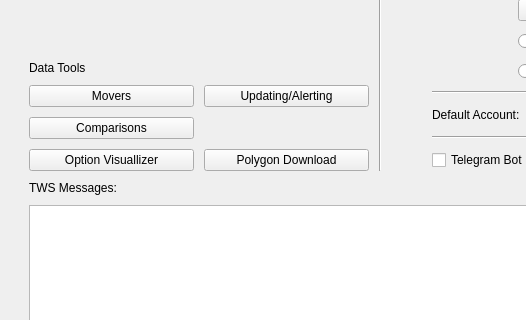
This is uiComps/qtGeneration/AppLauncher.ui in irrelevantmuch/IB_apps as Qt 5 draws it before an edit; both pictures show x 0 to 526 and y 148 to 468 of the 800 by 649 pixel window. The edited form follows.
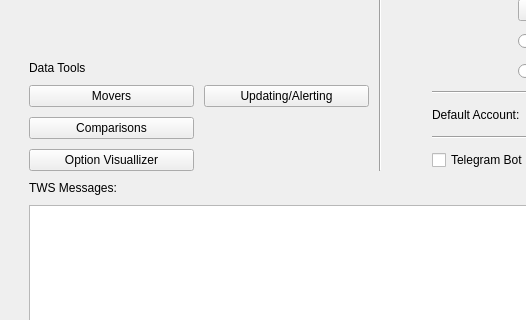
This is the edited form.

Commit message: Moved the polygon downloader out of the project

```diff
--- a/uiComps/qtGeneration/AppLauncher.ui
+++ b/uiComps/qtGeneration/AppLauncher.ui
@@ -268,13 +268,6 @@
               </attribute>
              </widget>
             </item>
-            <item row="2" column="1">
-             <widget class="QPushButton" name="open_poly_downloader">
-              <property name="text">
-               <string>Polygon Download</string>
-              </property>
-             </widget>
-            </item>
             <item row="2" column="0">
              <widget class="QPushButton" name="open_option_viz">
               <property name="text">
```
Left out of the diff: 26 changed lines with no effect on the pictures. The commit also changes 5 other files.
